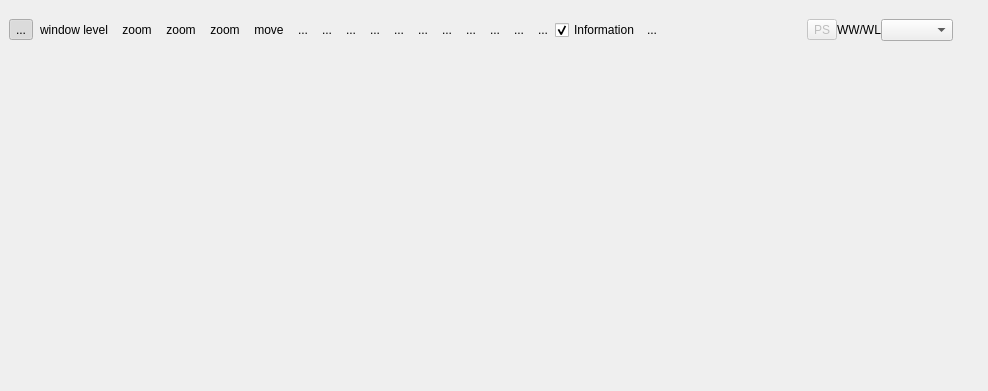
Old version of the form starviewer/src/extensions/playground/thickslab/thickslabextensionbase.ui in the repository starviewer-medical/starviewer.
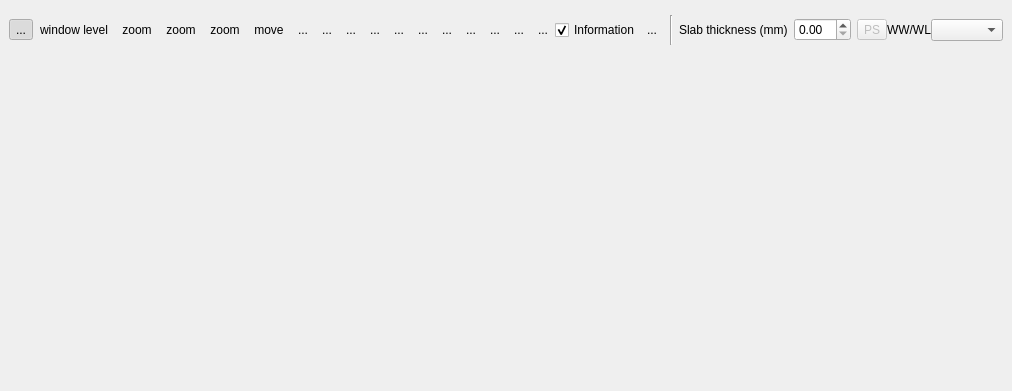
New version of the form. Icons and pictures are not drawn. Custom widgets are drawn as their Qt base class.

Commit message: ENH: S'ha afegit un spinbox per assignar el gruix de la llesca i s'ha corregit un error al destructor de ThickSlabExtension.

Patch:
```diff
--- a/starviewer/src/extensions/playground/thickslab/thickslabextensionbase.ui
+++ b/starviewer/src/extensions/playground/thickslab/thickslabextensionbase.ui
@@ -426,6 +426,33 @@
          </property>
         </widget>
        </item>
+       <item>
+        <layout class="QHBoxLayout" >
+         <property name="margin" >
+          <number>6</number>
+         </property>
+         <property name="spacing" >
+          <number>6</number>
+         </property>
+         <item>
+          <widget class="Line" name="line" >
+           <property name="orientation" >
+            <enum>Qt::Vertical</enum>
+           </property>
+          </widget>
+         </item>
+         <item>
+          <widget class="QLabel" name="m_slabThicknessLabel" >
+           <property name="text" >
+            <string>Slab thickness (mm)</string>
+           </property>
+          </widget>
+         </item>
+         <item>
+          <widget class="QDoubleSpinBox" name="m_slabThicknessSpinBox" />
+         </item>
+        </layout>
+       </item>
       </layout>
      </item>
      <item>
```
The commit also changes 4 other files.
